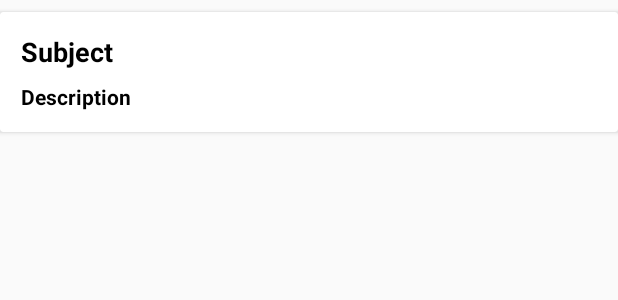
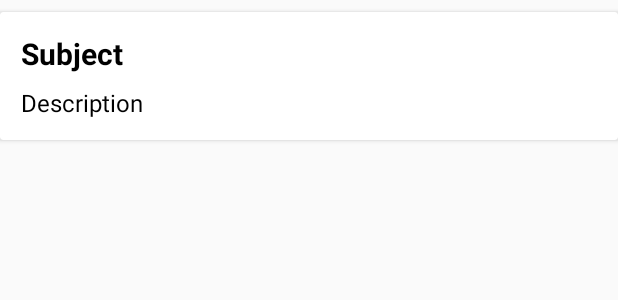
Before and after one commit to jewican/EduGrade, an Android app: the layout subjects_subject_card.xml on its own in the app's theme, with its tools: preview values and no code run, on a phone screen of 412 x 824 dp. Shown: the top 300 px of the screen. Run offline under Robolectric (Android 15) with nearby library versions, the phone set to English and light mode, and no system bars.

Commit message:
minor xml tweaks

```diff
--- a/app/src/main/res/layout/fragment_subjects.xml
+++ b/app/src/main/res/layout/fragment_subjects.xml
@@ -44,6 +44,7 @@
         android:layout_height="wrap_content"
         android:layout_gravity="end|bottom"
         android:src="@drawable/plus_icon"
+        android:scaleType="fitCenter"
         android:tint="@color/white"
         android:backgroundTint="@color/colorPrimary"
         android:contentDescription="Add Subject Button"
--- a/app/src/main/res/layout/subjects_subject_card.xml
+++ b/app/src/main/res/layout/subjects_subject_card.xml
@@ -19,7 +19,7 @@
             android:layout_height="wrap_content"
             android:layout_marginBottom="8dp"
             android:text="Subject"
-            android:textSize="18sp"
+            android:textSize="20sp"
             android:textStyle="bold"/>
 
         <TextView
@@ -27,8 +27,7 @@
             android:layout_width="wrap_content"
             android:layout_height="wrap_content"
             android:text="Description"
-            android:textSize="14sp"
-            android:textStyle="bold"/>
+            android:textSize="16sp"/>
 
     </LinearLayout>
 
```
Also changed, not shown: app/src/main/java/com/android/edugrade/MainActivity.kt (+5 -5 lines), app/src/main/java/com/android/edugrade/SubjectsFragment.kt (+7 -0 lines).
